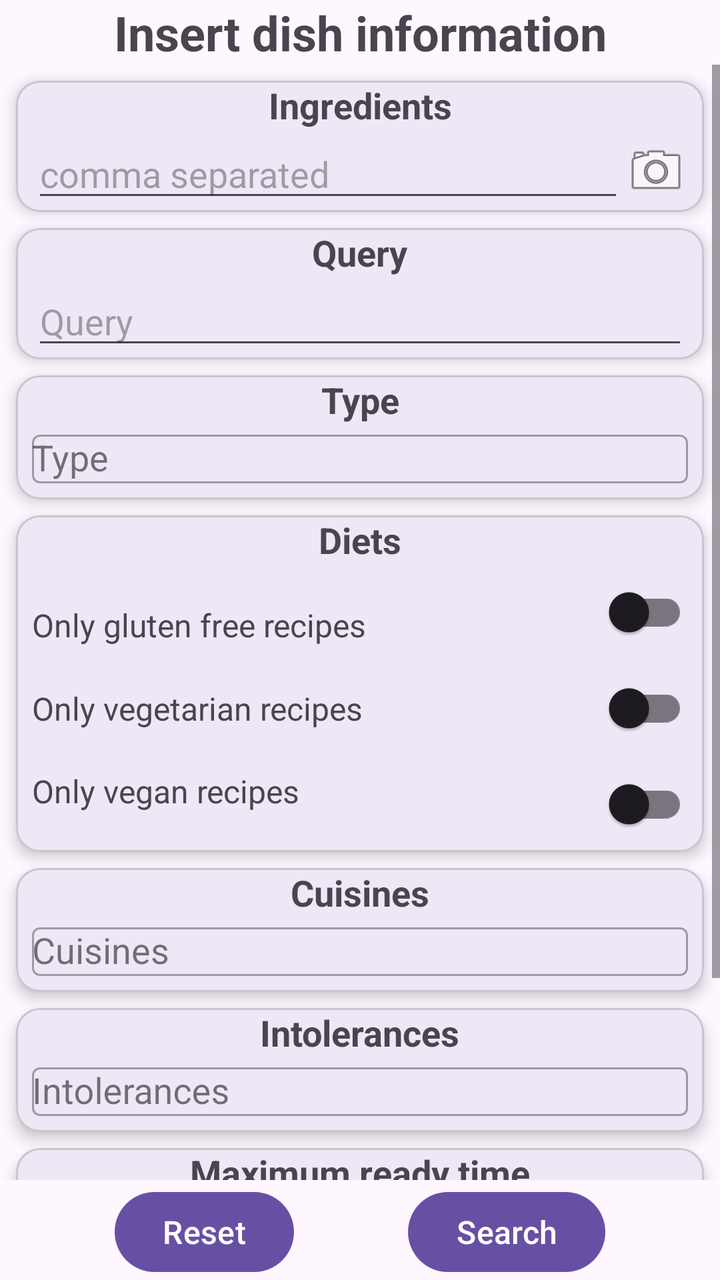
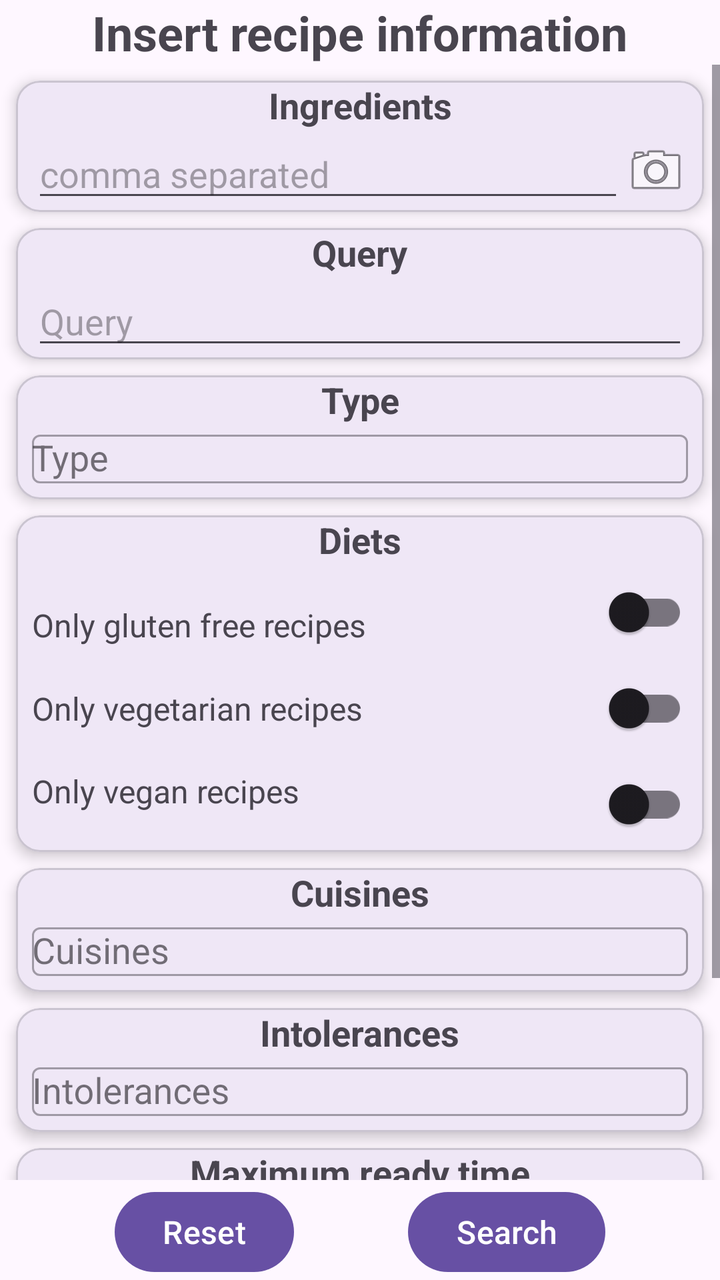

Compare the two renders of this Android layout. The source of the first and the diff that turns it into the second are given below.
<!-- AndroidManifest.xml: application theme Theme.Apricot -->
<!-- res/layout/fragment_search_form.xml -->
<?xml version="1.0" encoding="utf-8"?>
<androidx.constraintlayout.widget.ConstraintLayout
    xmlns:android="http://schemas.android.com/apk/res/android"
    xmlns:app="http://schemas.android.com/apk/res-auto"
    xmlns:tools="http://schemas.android.com/tools"
    android:layout_width="match_parent"
    android:layout_height="match_parent"
    tools:context=".ui.fragments.SearchFormFragment">

    <TextView
        android:id="@+id/textViewInsertDishInfo"
        android:layout_width="wrap_content"
        android:layout_height="wrap_content"
        android:text="@string/insert_dish_info"
        android:textStyle="bold"
        android:textSize="24sp"
        app:layout_constraintEnd_toEndOf="parent"
        app:layout_constraintStart_toStartOf="parent"
        app:layout_constraintTop_toTopOf="parent" />

    <ScrollView
        android:layout_width="0dp"
        android:layout_height="0dp"
        android:layout_marginBottom="2dp"
        app:layout_constraintTop_toBottomOf="@id/textViewInsertDishInfo"
        app:layout_constraintEnd_toEndOf="parent"
        app:layout_constraintStart_toStartOf="parent"
        app:layout_constraintBottom_toTopOf="@+id/buttonSearch">

        <androidx.constraintlayout.widget.ConstraintLayout
            android:layout_width="match_parent"
            android:layout_height="wrap_content">

            <com.google.android.material.card.MaterialCardView
                android:id="@+id/cardViewIngredients"
                android:layout_width="match_parent"
                android:layout_height="wrap_content"
                android:layout_margin="8dp"
                app:cardCornerRadius="12dp"
                app:cardElevation="4dp"
                app:layout_constraintTop_toTopOf="parent">

                <androidx.constraintlayout.widget.ConstraintLayout
                    android:layout_width="match_parent"
                    android:layout_height="match_parent">

                    <TextView
                        android:id="@+id/textViewInsertIngredients"
                        android:text="@string/ingredients"
                        android:layout_height="wrap_content"
                        android:layout_width="wrap_content"
                        android:textSize="18sp"
                        android:textStyle="bold"
                        app:layout_constraintStart_toStartOf="parent"
                        app:layout_constraintEnd_toEndOf="parent"
                        app:layout_constraintTop_toTopOf="parent"/>

                    <LinearLayout
                        android:layout_width="match_parent"
                        android:layout_height="wrap_content"
                        android:orientation="horizontal"
                        android:gravity="center_vertical"
                        android:layout_marginHorizontal="8dp"
                        app:layout_constraintTop_toBottomOf="@id/textViewInsertIngredients"
                        app:layout_constraintStart_toStartOf="parent"
                        app:layout_constraintEnd_toEndOf="parent">

                        <EditText
                            android:id="@+id/editTextIngredients"
                            android:layout_width="0dp"
                            android:layout_height="wrap_content"
                            android:layout_weight="1"
                            android:autofillHints=""
                            android:hint="@string/hint_edit_text_ingredients"
                            android:inputType="textMultiLine"
                            android:maxLines="4"
                            android:scrollbars="vertical"/>

                        <ImageButton
                            android:id="@+id/imageButtonAddIngredientsFromPhoto"
                            android:layout_width="wrap_content"
                            android:layout_height="wrap_content"
                            android:background="?attr/selectableItemBackgroundBorderless"
                            android:contentDescription="@string/camera"
                            android:src="@android:drawable/ic_menu_camera" />
                    </LinearLayout>

                </androidx.constraintlayout.widget.ConstraintLayout>

            </com.google.android.material.card.MaterialCardView>

            <com.google.android.material.card.MaterialCardView
                android:id="@+id/cardViewQuery"
                android:layout_width="match_parent"
                android:layout_height="wrap_content"
                android:layout_margin="8dp"
                app:cardCornerRadius="12dp"
                app:cardElevation="4dp"
                app:layout_constraintTop_toBottomOf="@id/cardViewIngredients">

                <androidx.constraintlayout.widget.ConstraintLayout
                    android:layout_width="match_parent"
                    android:layout_height="match_parent">

                    <TextView
                        android:id="@+id/textViewQuery"
                        android:text="@string/query"
                        android:layout_height="wrap_content"
                        android:layout_width="wrap_content"
                        android:textSize="18sp"
                        android:textStyle="bold"
                        app:layout_constraintStart_toStartOf="parent"
                        app:layout_constraintEnd_toEndOf="parent"
                        app:layout_constraintTop_toTopOf="parent" />

                    <EditText
                        android:id="@+id/editTextQuery"
                        android:layout_width="match_parent"
                        android:layout_height="wrap_content"
                        android:layout_marginHorizontal="8dp"
                        android:autofillHints=""
                        android:hint="@string/hint_edit_text_query"
                        android:inputType="textMultiLine"
                        android:maxLines="4"
                        android:scrollbars="vertical"
                        app:layout_constraintTop_toBottomOf="@id/textViewQuery"
                        app:layout_constraintStart_toStartOf="parent"
                        app:layout_constraintEnd_toEndOf="parent"/>

                </androidx.constraintlayout.widget.ConstraintLayout>

            </com.google.android.material.card.MaterialCardView>

            <com.google.android.material.card.MaterialCardView
                android:id="@+id/cardViewDishTypes"
                android:layout_width="match_parent"
                android:layout_height="wrap_content"
                android:layout_margin="8dp"
                app:cardCornerRadius="12dp"
                app:cardElevation="4dp"
                app:layout_constraintTop_toBottomOf="@id/cardViewQuery">

                <androidx.constraintlayout.widget.ConstraintLayout
                    android:layout_width="match_parent"
                    android:layout_height="match_parent">

                    <TextView
                        android:id="@+id/textViewDishTypes"
                        android:text="@string/type"
                        android:layout_height="wrap_content"
                        android:layout_width="wrap_content"
                        android:textSize="18sp"
                        android:textStyle="bold"
                        app:layout_constraintStart_toStartOf="parent"
                        app:layout_constraintEnd_toEndOf="parent"
                        app:layout_constraintTop_toTopOf="parent" />

                    <com.google.android.material.textfield.TextInputLayout
                        android:id="@+id/selectDishTypeLayout"
                        android:layout_width="match_parent"
                        android:layout_height="wrap_content"
                        style="@style/Widget.MaterialComponents.TextInputLayout.OutlinedBox"
                        android:hint="@string/type"
                        app:layout_constraintTop_toBottomOf="@id/textViewDishTypes"
                        app:layout_constraintStart_toStartOf="parent"
                        app:layout_constraintEnd_toEndOf="parent">
                        <AutoCompleteTextView
                            android:id="@+id/selectDishType"
                            android:layout_width="match_parent"
                            android:layout_height="match_parent"
                            android:ellipsize="end"
                            android:focusable="false"
                            android:inputType="none"
                            android:layout_marginHorizontal="8dp"
                            android:layout_marginBottom="8dp"/>
                    </com.google.android.material.textfield.TextInputLayout>

                </androidx.constraintlayout.widget.ConstraintLayout>

            </com.google.android.material.card.MaterialCardView>

            <com.google.android.material.card.MaterialCardView
                android:id="@+id/cardViewDiets"
                android:layout_width="match_parent"
                android:layout_height="wrap_content"
                android:layout_margin="8dp"
                app:cardCornerRadius="12dp"
                app:cardElevation="4dp"
                app:layout_constraintTop_toBottomOf="@id/cardViewDishTypes">

                <androidx.constraintlayout.widget.ConstraintLayout
                    android:layout_width="match_parent"
                    android:layout_height="match_parent">

                    <TextView
                        android:id="@+id/textViewDiets"
                        android:text="@string/diets"
                        android:layout_height="wrap_content"
                        android:layout_width="wrap_content"
                        android:textSize="18sp"
                        android:textStyle="bold"
                        app:layout_constraintTop_toTopOf="parent"
                        app:layout_constraintStart_toStartOf="parent"
                        app:layout_constraintEnd_toEndOf="parent" />

                    <TextView
                        android:id="@+id/textViewGlutenFree"
                        android:text="@string/gluten_free_only"
                        android:layout_height="wrap_content"
                        android:layout_width="wrap_content"
                        android:textSize="16sp"
                        android:layout_marginHorizontal="8dp"
                        app:layout_constraintTop_toBottomOf="@id/textViewDiets"
                        app:layout_constraintBottom_toTopOf="@id/textViewOnlyVegetarian"
                        app:layout_constraintStart_toStartOf="parent" />

                    <androidx.appcompat.widget.SwitchCompat
                        android:id="@+id/switchGlutenFree"
                        android:layout_width="wrap_content"
                        android:layout_height="wrap_content"
                        android:layout_marginHorizontal="8dp"
                        app:layout_constraintEnd_toEndOf="parent"
                        app:layout_constraintTop_toBottomOf="@id/textViewDiets"
                        app:layout_constraintBottom_toTopOf="@id/switchVegetarian" />

                    <TextView
                        android:id="@+id/textViewOnlyVegetarian"
                        android:text="@string/vegetarian_only"
                        android:layout_height="wrap_content"
                        android:layout_width="wrap_content"
                        android:textSize="16sp"
                        android:layout_marginHorizontal="8dp"
                        app:layout_constraintTop_toBottomOf="@id/textViewGlutenFree"
                        app:layout_constraintBottom_toTopOf="@id/textViewOnlyVegan"
                        app:layout_constraintStart_toStartOf="parent" />

                    <androidx.appcompat.widget.SwitchCompat
                        android:id="@+id/switchVegetarian"
                        android:layout_width="wrap_content"
                        android:layout_height="wrap_content"
                        android:layout_marginHorizontal="8dp"
                        app:layout_constraintEnd_toEndOf="parent"
                        app:layout_constraintTop_toBottomOf="@id/switchGlutenFree"
                        app:layout_constraintBottom_toTopOf="@id/switchVegan" />

                    <TextView
                        android:id="@+id/textViewOnlyVegan"
                        android:text="@string/vegan_only"
                        android:layout_height="wrap_content"
                        android:layout_width="wrap_content"
                        android:textSize="16sp"
                        android:layout_marginHorizontal="8dp"
                        app:layout_constraintTop_toBottomOf="@id/textViewOnlyVegetarian"
                        app:layout_constraintBottom_toBottomOf="parent"
                        app:layout_constraintStart_toStartOf="parent" />

                    <androidx.appcompat.widget.SwitchCompat
                        android:id="@+id/switchVegan"
                        android:layout_width="wrap_content"
                        android:layout_height="wrap_content"
                        android:layout_marginHorizontal="8dp"
                        app:layout_constraintEnd_toEndOf="parent"
                        app:layout_constraintTop_toBottomOf="@id/switchVegetarian"
                        app:layout_constraintBottom_toBottomOf="parent" />

                </androidx.constraintlayout.widget.ConstraintLayout>

            </com.google.android.material.card.MaterialCardView>

            <com.google.android.material.card.MaterialCardView
                android:id="@+id/cardViewCuisines"
                android:layout_width="match_parent"
                android:layout_height="wrap_content"
                android:layout_margin="8dp"
                app:cardCornerRadius="12dp"
                app:cardElevation="4dp"
                app:layout_constraintTop_toBottomOf="@id/cardViewDiets">

                <androidx.constraintlayout.widget.ConstraintLayout
                    android:layout_width="match_parent"
                    android:layout_height="match_parent">

                    <TextView
                        android:id="@+id/textViewCuisines"
                        android:text="@string/cuisines"
                        android:layout_height="wrap_content"
                        android:layout_width="wrap_content"
                        android:textSize="18sp"
                        android:textStyle="bold"
                        app:layout_constraintStart_toStartOf="parent"
                        app:layout_constraintEnd_toEndOf="parent"
                        app:layout_constraintTop_toTopOf="parent" />

                    <com.google.android.material.textfield.TextInputLayout
                        android:id="@+id/selectCuisinesLayout"
                        android:layout_width="match_parent"
                        android:layout_height="wrap_content"
                        style="@style/Widget.MaterialComponents.TextInputLayout.OutlinedBox"
                        android:hint="@string/cuisines"
                        app:layout_constraintTop_toBottomOf="@id/textViewCuisines"
                        app:layout_constraintStart_toStartOf="parent"
                        app:layout_constraintEnd_toEndOf="parent">
                        <AutoCompleteTextView
                            android:id="@+id/selectCuisines"
                            android:layout_width="match_parent"
                            android:layout_height="match_parent"
                            android:ellipsize="end"
                            android:focusable="false"
                            android:inputType="none"
                            android:layout_marginHorizontal="8dp"
                            android:layout_marginBottom="8dp"/>
                    </com.google.android.material.textfield.TextInputLayout>

                </androidx.constraintlayout.widget.ConstraintLayout>

            </com.google.android.material.card.MaterialCardView>

            <com.google.android.material.card.MaterialCardView
                android:id="@+id/cardViewIntolerances"
                android:layout_width="match_parent"
                android:layout_height="wrap_content"
                android:layout_margin="8dp"
                app:cardCornerRadius="12dp"
                app:cardElevation="4dp"
                app:layout_constraintTop_toBottomOf="@id/cardViewCuisines">

                <androidx.constraintlayout.widget.ConstraintLayout
                    android:layout_width="match_parent"
                    android:layout_height="match_parent">

                    <TextView
                        android:id="@+id/textViewIntolerances"
                        android:text="@string/intolerances"
                        android:layout_height="wrap_content"
                        android:layout_width="wrap_content"
                        android:textSize="18sp"
                        android:textStyle="bold"
                        app:layout_constraintStart_toStartOf="parent"
                        app:layout_constraintEnd_toEndOf="parent"
                        app:layout_constraintTop_toTopOf="parent" />

                    <com.google.android.material.textfield.TextInputLayout
                        android:id="@+id/selectIntolerancesLayout"
                        android:layout_width="match_parent"
                        android:layout_height="wrap_content"
                        style="@style/Widget.MaterialComponents.TextInputLayout.OutlinedBox"
                        android:hint="@string/intolerances"
                        app:layout_constraintTop_toBottomOf="@id/textViewIntolerances"
                        app:layout_constraintStart_toStartOf="parent"
                        app:layout_constraintEnd_toEndOf="parent">
                        <AutoCompleteTextView
                            android:id="@+id/selectIntolerances"
                            android:layout_width="match_parent"
                            android:layout_height="match_parent"
                            android:ellipsize="end"
                            android:focusable="false"
                            android:inputType="none"
                            android:layout_marginHorizontal="8dp"
                            android:layout_marginBottom="8dp"/>
                    </com.google.android.material.textfield.TextInputLayout>

                </androidx.constraintlayout.widget.ConstraintLayout>

            </com.google.android.material.card.MaterialCardView>

            <com.google.android.material.card.MaterialCardView
                android:id="@+id/cardViewMaxReadyTime"
                android:layout_width="match_parent"
                android:layout_height="wrap_content"
                android:layout_margin="8dp"
                app:cardCornerRadius="12dp"
                app:cardElevation="4dp"
                app:layout_constraintTop_toBottomOf="@id/cardViewIntolerances">

                <androidx.constraintlayout.widget.ConstraintLayout
                    android:layout_width="match_parent"
                    android:layout_height="match_parent">

                    <TextView
                        android:id="@+id/textViewMaxReadyTime"
                        android:text="@string/max_ready_time"
                        android:layout_height="wrap_content"
                        android:layout_width="wrap_content"
                        android:textSize="18sp"
                        android:textStyle="bold"
                        app:layout_constraintStart_toStartOf="parent"
                        app:layout_constraintEnd_toEndOf="parent"
                        app:layout_constraintTop_toTopOf="parent" />

                    <EditText
                        android:id="@+id/editTextMaxReadyTime"
                        android:layout_width="match_parent"
                        android:layout_height="wrap_content"
                        android:layout_marginHorizontal="8dp"
                        android:autofillHints=""
                        android:hint="@string/hint_edit_text_max_ready_time"
                        android:inputType="textMultiLine"
                        android:maxLines="4"
                        android:scrollbars="vertical"
                        app:layout_constraintTop_toBottomOf="@id/textViewMaxReadyTime"
                        app:layout_constraintStart_toStartOf="parent"
                        app:layout_constraintEnd_toEndOf="parent"/>

                </androidx.constraintlayout.widget.ConstraintLayout>

            </com.google.android.material.card.MaterialCardView>

            <com.google.android.material.card.MaterialCardView
                android:id="@+id/cardViewResultsLimit"
                android:layout_width="match_parent"
                android:layout_height="wrap_content"
                android:layout_margin="8dp"
                app:cardCornerRadius="12dp"
                app:cardElevation="4dp"
                app:layout_constraintTop_toBottomOf="@id/cardViewMaxReadyTime">

                <androidx.constraintlayout.widget.ConstraintLayout
                    android:layout_width="match_parent"
                    android:layout_height="match_parent">

                    <TextView
                        android:id="@+id/textViewResultsLimit"
                        android:text="@string/results_limit"
                        android:layout_height="wrap_content"
                        android:layout_width="wrap_content"
                        android:textSize="18sp"
                        android:textStyle="bold"
                        app:layout_constraintStart_toStartOf="parent"
                        app:layout_constraintEnd_toEndOf="parent"
                        app:layout_constraintTop_toTopOf="parent" />

                    <EditText
                        android:id="@+id/editTextResultsLimit"
                        android:layout_width="match_parent"
                        android:layout_height="wrap_content"
                        android:layout_marginHorizontal="8dp"
                        android:autofillHints=""
                        android:hint="@string/hint_edit_text_results_limit"
                        android:inputType="textMultiLine"
                        android:maxLines="4"
                        android:scrollbars="vertical"
                        app:layout_constraintTop_toBottomOf="@id/textViewResultsLimit"
                        app:layout_constraintStart_toStartOf="parent"
                        app:layout_constraintEnd_toEndOf="parent"/>

                </androidx.constraintlayout.widget.ConstraintLayout>

            </com.google.android.material.card.MaterialCardView>

        </androidx.constraintlayout.widget.ConstraintLayout>

    </ScrollView>

    

    <Button
        android:id="@+id/buttonReset"
        android:layout_width="wrap_content"
        android:layout_height="wrap_content"
        android:text="@string/reset"
        android:textSize="16sp"
        app:layout_constraintBottom_toBottomOf="parent"
        app:layout_constraintEnd_toStartOf="@id/buttonSearch"
        app:layout_constraintStart_toStartOf="parent" />

    <Button
        android:id="@+id/buttonSearch"
        android:layout_width="wrap_content"
        android:layout_height="wrap_content"
        android:text="@string/search"
        android:textSize="16sp"
        app:layout_constraintBottom_toBottomOf="parent"
        app:layout_constraintEnd_toEndOf="parent"
        app:layout_constraintStart_toEndOf="@id/buttonReset" />

</androidx.constraintlayout.widget.ConstraintLayout>
<!-- resources referenced by this layout -->
<resources>
  <string name="camera">Camera</string>
  <string name="cuisines">Cuisines</string>
  <string name="diets">Diets</string>
  <string name="gluten_free_only">Only gluten free recipes</string>
  <string name="hint_edit_text_ingredients">comma separated</string>
  <string name="hint_edit_text_max_ready_time">Leave blank if don\'t care</string>
  <string name="hint_edit_text_query">Query</string>
  <string name="hint_edit_text_results_limit">Default 100</string>
  <string name="ingredients">Ingredients</string>
  <string name="insert_dish_info">Insert dish information</string>
  <string name="intolerances">Intolerances</string>
  <string name="max_ready_time">Maximum ready time</string>
  <string name="query">Query</string>
  <string name="reset">Reset</string>
  <string name="results_limit">Maximum number of results</string>
  <string name="search">Search</string>
  <string name="type">Type</string>
  <string name="vegan_only">Only vegan recipes</string>
  <string name="vegetarian_only">Only vegetarian recipes</string>
  <style name="Theme.Apricot" parent="Base.Theme.Apricot" />
  <style name="Base.Theme.Apricot" parent="Theme.Material3.DayNight.NoActionBar">
          
          
      </style>
</resources>

<!-- the commit's change to res/layout/fragment_search_form.xml (unified diff, before → after) -->
@@ -8,10 +8,10 @@
     tools:context=".ui.fragments.SearchFormFragment">
 
     <TextView
-        android:id="@+id/textViewInsertDishInfo"
+        android:id="@+id/textViewInsertRecipeInfo"
         android:layout_width="wrap_content"
         android:layout_height="wrap_content"
-        android:text="@string/insert_dish_info"
+        android:text="@string/insert_recipe_info"
         android:textStyle="bold"
         android:textSize="24sp"
         app:layout_constraintEnd_toEndOf="parent"
@@ -22,7 +22,7 @@
         android:layout_width="0dp"
         android:layout_height="0dp"
         android:layout_marginBottom="2dp"
-        app:layout_constraintTop_toBottomOf="@id/textViewInsertDishInfo"
+        app:layout_constraintTop_toBottomOf="@id/textViewInsertRecipeInfo"
         app:layout_constraintEnd_toEndOf="parent"
         app:layout_constraintStart_toStartOf="parent"
         app:layout_constraintBottom_toTopOf="@+id/buttonSearch">
@@ -132,7 +132,7 @@
             </com.google.android.material.card.MaterialCardView>
 
             <com.google.android.material.card.MaterialCardView
-                android:id="@+id/cardViewDishTypes"
+                android:id="@+id/cardViewRecipeTypes"
                 android:layout_width="match_parent"
                 android:layout_height="wrap_content"
                 android:layout_margin="8dp"
@@ -145,7 +145,7 @@
                     android:layout_height="match_parent">
 
                     <TextView
-                        android:id="@+id/textViewDishTypes"
+                        android:id="@+id/textViewRecipeTypes"
                         android:text="@string/type"
                         android:layout_height="wrap_content"
                         android:layout_width="wrap_content"
@@ -156,16 +156,16 @@
                         app:layout_constraintTop_toTopOf="parent" />
 
                     <com.google.android.material.textfield.TextInputLayout
-                        android:id="@+id/selectDishTypeLayout"
+                        android:id="@+id/selectRecipeTypeLayout"
                         android:layout_width="match_parent"
                         android:layout_height="wrap_content"
                         style="@style/Widget.MaterialComponents.TextInputLayout.OutlinedBox"
                         android:hint="@string/type"
-                        app:layout_constraintTop_toBottomOf="@id/textViewDishTypes"
+                        app:layout_constraintTop_toBottomOf="@id/textViewRecipeTypes"
                         app:layout_constraintStart_toStartOf="parent"
                         app:layout_constraintEnd_toEndOf="parent">
                         <AutoCompleteTextView
-                            android:id="@+id/selectDishType"
+                            android:id="@+id/selectRecipeType"
                             android:layout_width="match_parent"
                             android:layout_height="match_parent"
                             android:ellipsize="end"
@@ -186,7 +186,7 @@
                 android:layout_margin="8dp"
                 app:cardCornerRadius="12dp"
                 app:cardElevation="4dp"
-                app:layout_constraintTop_toBottomOf="@id/cardViewDishTypes">
+                app:layout_constraintTop_toBottomOf="@id/cardViewRecipeTypes">
 
                 <androidx.constraintlayout.widget.ConstraintLayout
                     android:layout_width="match_parent"
<!-- resource entries referenced after the edit -->
@@ -9,7 +9,7 @@
   <string name="hint_edit_text_query">Query</string>
   <string name="hint_edit_text_results_limit">Default 100</string>
   <string name="ingredients">Ingredients</string>
-  <string name="insert_dish_info">Insert dish information</string>
+  <string name="insert_recipe_info">Insert recipe information</string>
   <string name="intolerances">Intolerances</string>
   <string name="max_ready_time">Maximum ready time</string>
   <string name="query">Query</string>
